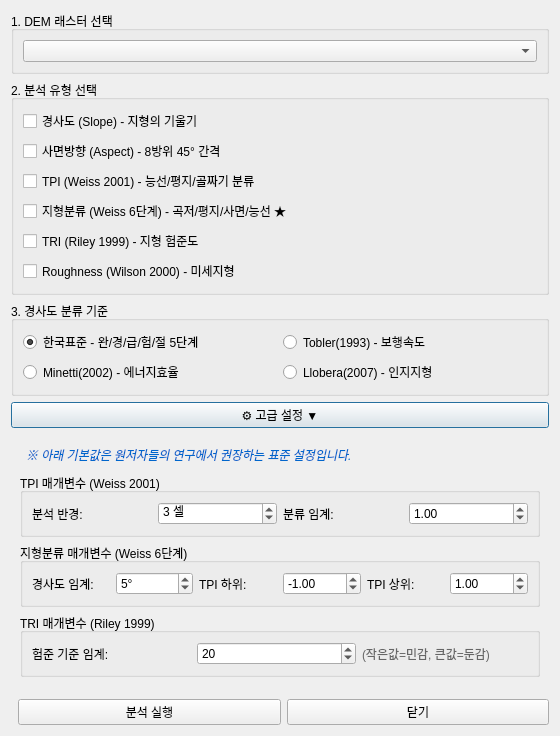
Old version of the form tools/terrain_analysis_dialog_base.ui in the repository lzpxilfe/ar.
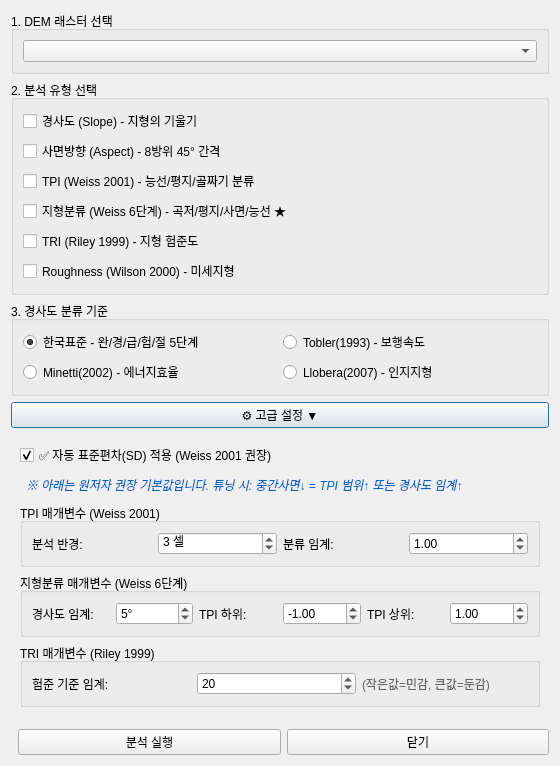
New version of the form. Custom widgets are drawn as their Qt base class.

Commit message: v1.5.57: Weiss Auto-SD for proper 6-class landform classification

Diff of the .ui file:
```diff
--- a/tools/terrain_analysis_dialog_base.ui
+++ b/tools/terrain_analysis_dialog_base.ui
@@ -163,13 +163,29 @@
       <bool>false</bool>
      </property>
      <layout class="QVBoxLayout" name="verticalLayout_Advanced">
+      <item>
+       <widget class="QCheckBox" name="chkAutoSD">
+        <property name="text">
+         <string>✅ 자동 표준편차(SD) 적용 (Weiss 2001 권장)</string>
+        </property>
+        <property name="checked">
+         <bool>true</bool>
+        </property>
+        <property name="toolTip">
+         <string>&lt;html&gt;&lt;b&gt;자동 표준편차(SD) 계산&lt;/b&gt;&lt;hr/&gt;Weiss(2001)의 원래 방법론에 따라 TPI 래스터의 표준편차를 자동 계산하여 임계값으로 사용합니다.&lt;br/&gt;&lt;br/&gt;• TPI &lt; -1 SD → 골짜기&lt;br/&gt;• TPI &gt; +1 SD → 능선&lt;br/&gt;• -0.5 SD ~ +0.5 SD + 완경사 → 평지&lt;br/&gt;&lt;br/&gt;&lt;b&gt;체크 해제 시:&lt;/b&gt; 아래 수동 임계값을 사용합니다.&lt;/html&gt;</string>
+        </property>
+       </widget>
+      </item>
       <item>
        <widget class="QLabel" name="lblAdvancedInfo">
         <property name="text">
-         <string>※ 아래 기본값은 원저자들의 연구에서 권장하는 표준 설정입니다.</string>
+         <string>※ 아래는 원저자 권장 기본값입니다. 튜닝 시: 중간사면↓ = TPI 범위↑ 또는 경사도 임계↑</string>
         </property>
         <property name="styleSheet">
-         <string>color: #0066cc; font-style: italic; padding: 3px;</string>
+         <string>color: #0066cc; font-style: italic; padding: 3px; font-size: 9pt;</string>
+        </property>
+        <property name="wordWrap">
+         <bool>true</bool>
         </property>
        </widget>
       </item>
```
The commit also changes 2 other files.
